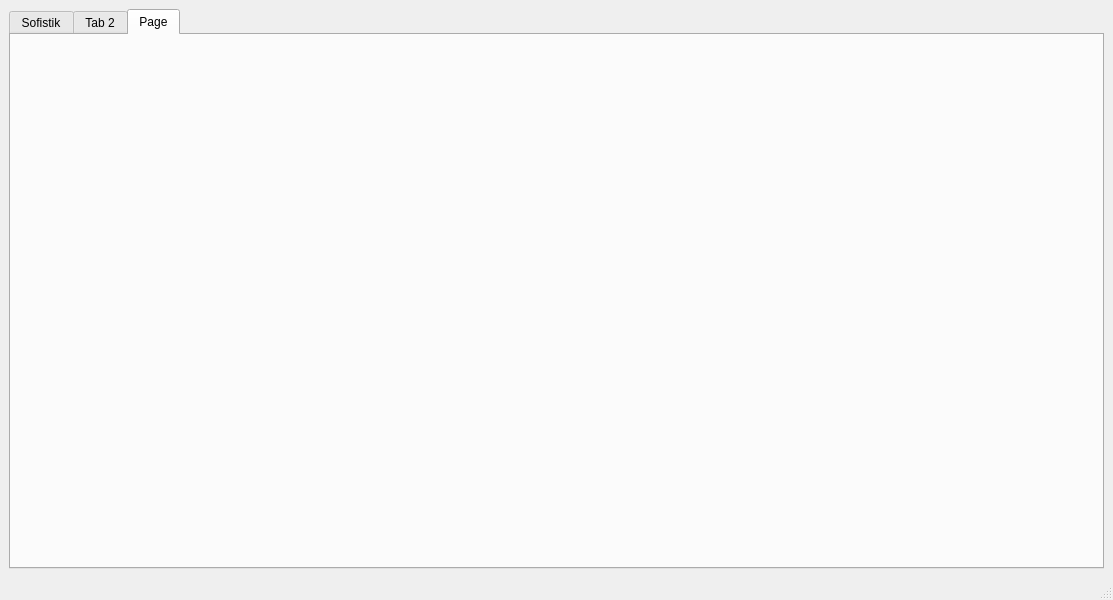
Before: the Qt Designer form src/gui/main_gui.ui in Utrfm/SPConcreteTools, drawn with Qt 5.
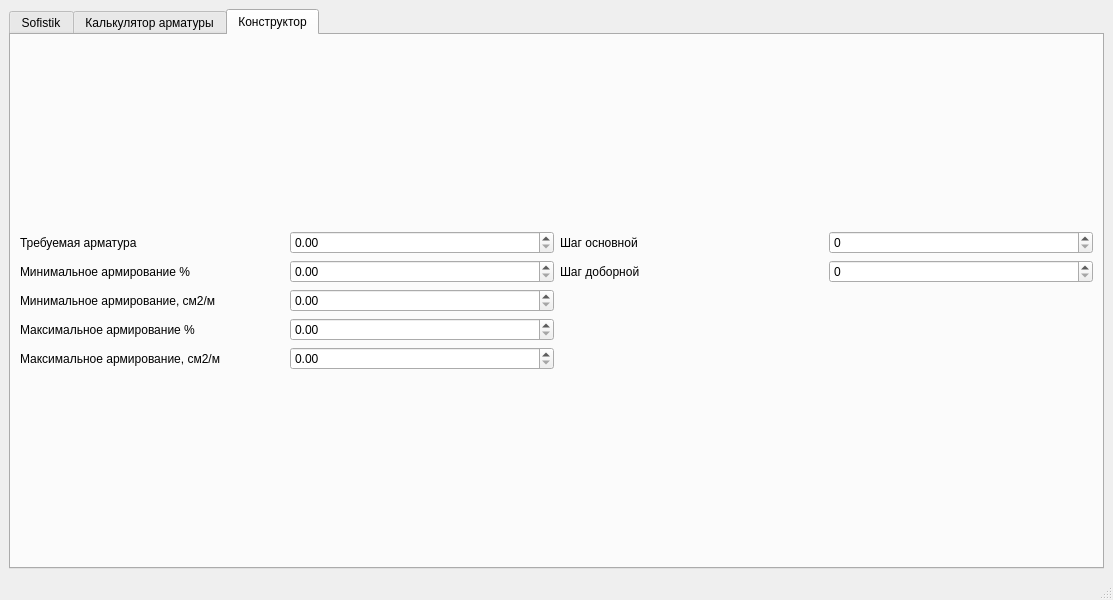
After: the same form once the commit is applied. The open tabs and pages were chosen to show the change.

```diff
--- a/src/gui/main_gui.ui
+++ b/src/gui/main_gui.ui
@@ -69,7 +69,7 @@
         </widget>
         <widget class="QWidget" name="tab_2">
          <attribute name="title">
-          <string>Tab 2</string>
+          <string>Калькулятор арматуры</string>
          </attribute>
          <layout class="QHBoxLayout" name="horizontalLayout_4">
           <item>
@@ -143,11 +143,82 @@
         </widget>
         <widget class="QWidget" name="tab_3">
          <attribute name="title">
-          <string>Page</string>
+          <string>Конструктор</string>
          </attribute>
          <layout class="QGridLayout" name="gridLayout_2">
           <item row="0" column="0">
-           <layout class="QHBoxLayout" name="horizontalLayout"/>
+           <layout class="QGridLayout" name="gridLayout_4">
+            <item row="3" column="0">
+             <widget class="QLabel" name="label_4">
+              <property name="text">
+               <string>Максимальное армирование %</string>
+              </property>
+             </widget>
+            </item>
+            <item row="4" column="0">
+             <widget class="QLabel" name="label_5">
+              <property name="text">
+               <string>Максимальное армирование, см2/м</string>
+              </property>
+             </widget>
+            </item>
+            <item row="3" column="1">
+             <widget class="QDoubleSpinBox" name="doubleSpinBox_4"/>
+            </item>
+            <item row="2" column="0">
+             <widget class="QLabel" name="label_3">
+              <property name="text">
+               <string>Минимальное армирование, см2/м</string>
+              </property>
+             </widget>
+            </item>
+            <item row="4" column="1">
+             <widget class="QDoubleSpinBox" name="doubleSpinBox_5"/>
+            </item>
+            <item row="0" column="2">
+             <widget class="QLabel" name="label_6">
+              <property name="text">
+               <string>Шаг основной</string>
+              </property>
+             </widget>
+            </item>
+            <item row="0" column="1">
+             <widget class="QDoubleSpinBox" name="doubleSpinBox"/>
+            </item>
+            <item row="1" column="0">
+             <widget class="QLabel" name="label_2">
+              <property name="text">
+               <string>Минимальное армирование %</string>
+              </property>
+             </widget>
+            </item>
+            <item row="1" column="1">
+             <widget class="QDoubleSpinBox" name="doubleSpinBox_2"/>
+            </item>
+            <item row="2" column="1">
+             <widget class="QDoubleSpinBox" name="doubleSpinBox_3"/>
+            </item>
+            <item row="0" column="0">
+             <widget class="QLabel" name="label">
+              <property name="text">
+               <string>Требуемая арматура</string>
+              </property>
+             </widget>
+            </item>
+            <item row="0" column="3">
+             <widget class="QSpinBox" name="spinBox"/>
+            </item>
+            <item row="1" column="2">
+             <widget class="QLabel" name="label_7">
+              <property name="text">
+               <string>Шаг доборной</string>
+              </property>
+             </widget>
+            </item>
+            <item row="1" column="3">
+             <widget class="QSpinBox" name="spinBox_2"/>
+            </item>
+           </layout>
           </item>
          </layout>
         </widget>
```
Left out of the diff: 94 changed lines with no effect on the pictures.
